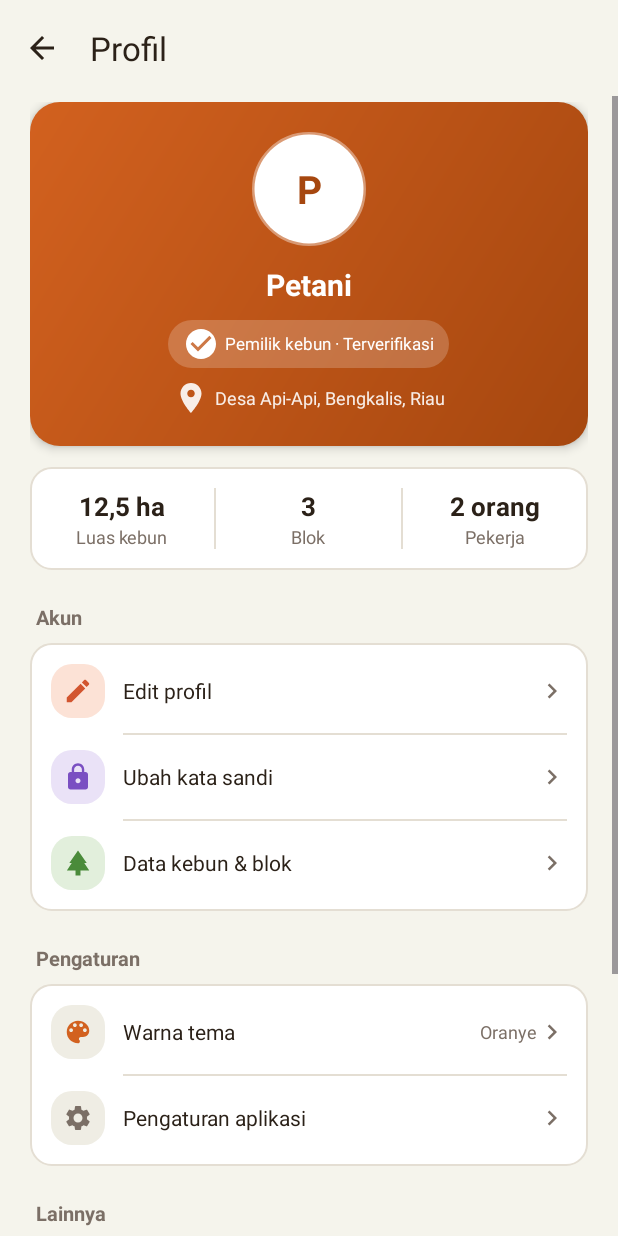
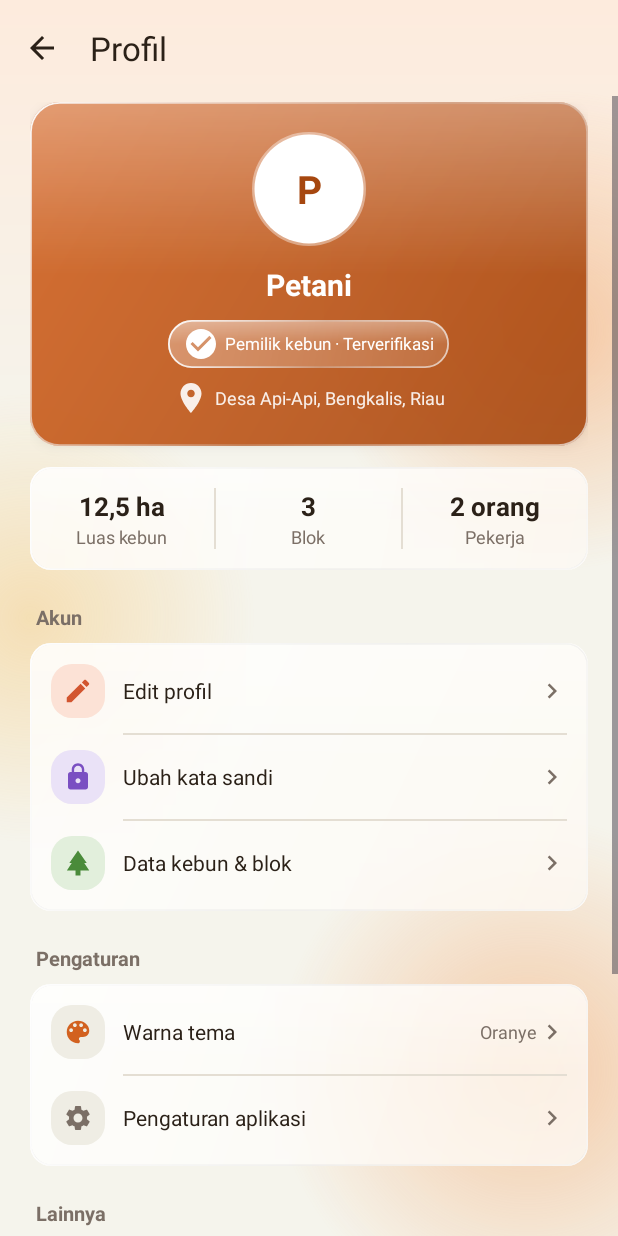
Before and after one commit to najwan24ti/Mobile_projek_akhir, an Android app: the ProfilActivity screen opened directly, with no data from a screen before it, on a phone screen of 412 x 824 dp. Run offline under Robolectric (Android 15) with nearby library versions, the phone set to English and light mode, and no system bars.

Commit message:
Ganti semua card menjadi kaca (liquid glass)
- Komponen KacaDrawable: background kaca buram yang bisa dipakai dari XML
- bg_kartu, bg_saldo_card, bg_kartu_pengingat, bg_ringkasan, bg_banner_offline, dll. memakai KacaDrawable
- Background halaman baru (bg_halaman) dengan cahaya warna samar sesuai tema
- Toolbar dibuat transparan
- Perbarui STRUKTUR.md

```diff
--- /dev/null
+++ b/app/src/main/java/com/example/najwan_2tif/palmsys/komponen/KacaDrawable.kt
@@ -0,0 +1,240 @@
+package com.example.najwan_2tif.palmsys.komponen
+
+import android.content.res.Resources
+import android.content.res.TypedArray
+import android.graphics.Bitmap
+import android.graphics.Canvas
+import android.graphics.Color
+import android.graphics.ColorFilter
+import android.graphics.LinearGradient
+import android.graphics.Outline
+import android.graphics.Paint
+import android.graphics.Path
+import android.graphics.PixelFormat
+import android.graphics.Rect
+import android.graphics.RectF
+import android.graphics.Shader
+import android.graphics.drawable.Drawable
+import android.graphics.drawable.RippleDrawable
+import android.util.AttributeSet
+import android.util.TypedValue
+import android.view.View
+import android.view.ViewTreeObserver
+import androidx.core.graphics.ColorUtils
+import androidx.core.graphics.createBitmap
+import com.example.najwan_2tif.R
+import org.xmlpull.v1.XmlPullParser
+import kotlin.math.max
+import kotlin.math.roundToInt
+
+/**
+ * Background kaca ("liquid glass") untuk card. Dipakai langsung dari XML, contoh res/drawable/bg_kartu.xml:
+ *
+ *     <drawable class="com.example.najwan_2tif.palmsys.komponen.KacaDrawable"
+ *         app:kacaRadius="14dp" app:kacaWarnaAwal="#FFFFFFFF" app:kacaPekat="0.8" ... />
+ *
+ * Cara menggambarnya:
+ * 1. Background halaman tepat di belakang card "difoto" kecil-kecil lalu diperbesar → jadi buram.
+ * 2. Ditimpa lapisan warna kaca yang agak pekat (kacaPekat) supaya tidak terlalu tembus pandang.
+ * 3. Ditambah kilau di bagian atas dan garis tepi terang seperti pinggiran kaca.
+ * Saat halaman digulir, foto latarnya diperbarui sehingga card terlihat seperti kaca yang bergerak.
+ */
+class KacaDrawable : Drawable() {
+
+    private var radius = 0f
+    private var warnaAwal = Color.WHITE
+    private var warnaAkhir = Color.WHITE
+    private var pekat = 0.8f
+    private var pakaiLatar = true
+    private var alphaDrawable = 255
+    private var attrWarnaAwal = 0
+    private var attrWarnaAkhir = 0
+
+    private val kotak = RectF()
+    private val jalur = Path()
+    private val catLapisan = Paint(Paint.ANTI_ALIAS_FLAG)
+    private val catKilau = Paint(Paint.ANTI_ALIAS_FLAG)
+    private val catTepi = Paint(Paint.ANTI_ALIAS_FLAG).apply { style = Paint.Style.STROKE }
+    private val catGarisLuar = Paint(Paint.ANTI_ALIAS_FLAG).apply { style = Paint.Style.STROKE }
+    private val catFoto = Paint(Paint.FILTER_BITMAP_FLAG)
+
+    // ---------- Foto latar (background halaman di belakang card) ----------
+    private var fotoLatar: Bitmap? = null
+    private var kunciFoto = ""
+    private val lokasiCard = IntArray(2)
+    private val lokasiLatar = IntArray(2)
+    private var sudahDengarGulir = false
+
+    override fun inflate(
+        r: Resources, parser: XmlPullParser, attrs: AttributeSet, theme: Resources.Theme?
+    ) {
+        super.inflate(r, parser, attrs, theme)
+        val a = theme?.obtainStyledAttributes(attrs, R.styleable.KacaDrawable, 0, 0)
+            ?: r.obtainAttributes(attrs, R.styleable.KacaDrawable)
+        radius = a.getDimension(R.styleable.KacaDrawable_kacaRadius, 14f * r.displayMetrics.density)
+        // Warna bisa berupa ?attr/warnaUtama (warna tema). Kalau tema belum ada saat dimuat,
+        // id atributnya disimpan dulu lalu dibaca nanti di applyTheme().
+        attrWarnaAwal = idAtributTema(a, R.styleable.KacaDrawable_kacaWarnaAwal)
+        attrWarnaAkhir = idAtributTema(a, R.styleable.KacaDrawable_kacaWarnaAkhir)
+        if (attrWarnaAwal == 0) warnaAwal = a.getColor(R.styleable.KacaDrawable_kacaWarnaAwal, Color.WHITE)
+        if (!a.hasValue(R.styleable.KacaDrawable_kacaWarnaAkhir)) {
+            // Tidak diisi → sama dengan warna awal
+            warnaAkhir = warnaAwal
+            attrWarnaAkhir = attrWarnaAwal
+        } else if (attrWarnaAkhir == 0) {
+            warnaAkhir = a.getColor(R.styleable.KacaDrawable_kacaWarnaAkhir, warnaAwal)
+        }
+        pekat = a.getFloat(R.styleable.KacaDrawable_kacaPekat, 0.8f)
+        pakaiLatar = a.getBoolean(R.styleable.KacaDrawable_kacaPakaiLatar, true)
+        a.recycle()
+
+        val density = r.displayMetrics.density
+        catTepi.strokeWidth = 1.2f * density
+        catGarisLuar.strokeWidth = 0.8f * density
+    }
+
+    /** Kalau nilai atribut berupa ?attr/... yang belum terbaca, kembalikan id atributnya; selain itu 0. */
+    private fun idAtributTema(a: TypedArray, index: Int): Int {
+        val nilai = a.peekValue(index) ?: return 0
+        return if (nilai.type == TypedValue.TYPE_ATTRIBUTE) nilai.data else 0
+    }
+
+    override fun canApplyTheme(): Boolean = attrWarnaAwal != 0 || attrWarnaAkhir != 0
+
+    override fun applyTheme(t: Resources.Theme) {
+        super.applyTheme(t)
+        val nilai = TypedValue()
+        if (attrWarnaAwal != 0 && t.resolveAttribute(attrWarnaAwal, nilai, true)) warnaAwal = nilai.data
+        if (attrWarnaAkhir != 0 && t.resolveAttribute(attrWarnaAkhir, nilai, true)) warnaAkhir = nilai.data
+        attrWarnaAwal = 0
+        attrWarnaAkhir = 0
+        onBoundsChange(bounds)
+    }
+
+    override fun onBoundsChange(bounds: Rect) {
+        super.onBoundsChange(bounds)
+        kotak.set(bounds)
+        jalur.reset()
+        jalur.addRoundRect(kotak, radius, radius, Path.Direction.CW)
+        val l = kotak.left
+        val t = kotak.top
+
+        // Lapisan kaca: gradasi diagonal, dibuat agak tembus (pekat)
+        catLapisan.shader = LinearGradient(
+            l, t, kotak.right, kotak.bottom,
+            pakaiPekat(warnaAwal), pakaiPekat(warnaAkhir), Shader.TileMode.CLAMP
+        )
+        // Kilau lembut di bagian atas card
+        catKilau.shader = LinearGradient(
+            0f, t, 0f, t + kotak.height() * 0.5f,
+            Color.argb(80, 255, 255, 255), Color.TRANSPARENT, Shader.TileMode.CLAMP
+        )
+        // Tepi kaca: terang di kiri-atas, redup di tengah, agak terang lagi di kanan-bawah
+        catTepi.shader = LinearGradient(
+            l, t, kotak.right, kotak.bottom,
+            intArrayOf(
+                Color.argb(240, 255, 255, 255), Color.argb(60, 255, 255, 255), Color.argb(170, 255, 255, 255)
+            ),
+            floatArrayOf(0f, 0.55f, 1f), Shader.TileMode.CLAMP
+        )
+        catGarisLuar.color = Color.argb(22, 0, 0, 0)
+        kunciFoto = ""
+    }
+
+    override fun draw(canvas: Canvas) {
+        if (kotak.isEmpty) return
+        canvas.save()
+        canvas.clipPath(jalur)
+
+        if (pakaiLatar) gambarLatarBuram(canvas)
+        canvas.drawRect(kotak, catLapisan)
+        canvas.drawRect(kotak, catKilau)
+
+        canvas.restore()
+
+        // Garis luar tipis (supaya card tetap terlihat batasnya) + tepi kaca yang berkilau
+        val setengah = catTepi.strokeWidth / 2f
+        canvas.drawRoundRect(
+            kotak.left + setengah, kotak.top + setengah, kotak.right - setengah, kotak.bottom - setengah,
+            radius, radius, catGarisLuar
+        )
+        canvas.drawRoundRect(
+            kotak.left + setengah, kotak.top + setengah, kotak.right - setengah, kotak.bottom - setengah,
+            radius - setengah, radius - setengah, catTepi
+        )
+    }
+
+    /** Gambar background halaman (yang ada di belakang card ini) dalam keadaan buram. */
+    private fun gambarLatarBuram(canvas: Canvas) {
+        val card = callback as? View ?: return
+        val latar = cariLatar(card) ?: return
+        val bgLatar = latar.background ?: return
+
+        if (!sudahDengarGulir) {
+            // Saat halaman digulir, posisi card terhadap background berubah → gambar ulang
+            card.viewTreeObserver.addOnScrollChangedListener(ViewTreeObserver.OnScrollChangedListener {
+                invalidateSelf()
+            })
+            sudahDengarGulir = true
+        }
+
+        card.getLocationInWindow(lokasiCard)
+        latar.getLocationInWindow(lokasiLatar)
+        val dx = lokasiCard[0] - lokasiLatar[0]
+        val dy = lokasiCard[1] - lokasiLatar[1]
+        val kunci = "$dx,$dy,${bounds.width()},${bounds.height()}"
+
+        if (kunci != kunciFoto || fotoLatar == null) {
+            // Foto dibuat sangat kecil (1/14 ukuran). Saat diperbesar lagi dengan filter → terlihat buram.
+            val lebar = max(1, (bounds.width() * SKALA).roundToInt())
+            val tinggi = max(1, (bounds.height() * SKALA).roundToInt())
+            val foto = fotoLatar?.takeIf { it.width == lebar && it.height == tinggi }
+                ?: createBitmap(lebar, tinggi).also { fotoLatar = it }
+            foto.eraseColor(Color.TRANSPARENT)
+            val c = Canvas(foto)
+            c.scale(SKALA, SKALA)
+            c.translate(-(dx + bounds.left).toFloat(), -(dy + bounds.top).toFloat())
+            bgLatar.draw(c)
+            kunciFoto = kunci
+        }
+        fotoLatar?.let { canvas.drawBitmap(it, null, bounds, catFoto) }
+    }
+
+    /** Cari view induk terdekat yang punya background halaman (bukan kaca lain / efek sentuh). */
+    private fun cariLatar(card: View): View? {
+        var induk = card.parent
+        while (induk is View) {
+            val bg = induk.background
+            if (bg != null && bg !is KacaDrawable && bg !is RippleDrawable) return induk
+            induk = induk.parent
+        }
+        return null
+    }
+
+    private fun pakaiPekat(warna: Int): Int =
+        ColorUtils.setAlphaComponent(warna, (Color.alpha(warna) * pekat * alphaDrawable / 255f).roundToInt())
+
+    override fun getOutline(outline: Outline) {
+        outline.setRoundRect(bounds, radius)
+        outline.alpha = 0.25f
+    }
+
+    override fun setAlpha(alpha: Int) {
+        alphaDrawable = alpha
+        onBoundsChange(bounds)
+        invalidateSelf()
+    }
+
+    override fun setColorFilter(colorFilter: ColorFilter?) {
+        catLapisan.colorFilter = colorFilter
+        invalidateSelf()
+    }
+
+    @Deprecated("Deprecated in Java")
+    override fun getOpacity(): Int = PixelFormat.TRANSLUCENT
+
+    private companion object {
+        /** Ukuran foto latar dibanding card. Makin kecil → makin buram. */
+        const val SKALA = 1f / 14f
+    }
+}
--- a/app/src/main/res/drawable/bg_chip_transparan.xml
+++ b/app/src/main/res/drawable/bg_chip_transparan.xml
@@ -1,6 +1,10 @@
 <?xml version="1.0" encoding="utf-8"?>
-<shape xmlns:android="http://schemas.android.com/apk/res/android"
-    android:shape="rectangle">
-    <solid android:color="#33FFFFFF" />
-    <corners android:radius="50dp" />
-</shape>
+<!-- Chip kaca kecil di dalam card berwarna -->
+<drawable xmlns:android="http://schemas.android.com/apk/res/android"
+    xmlns:app="http://schemas.android.com/apk/res-auto"
+    class="com.example.najwan_2tif.palmsys.komponen.KacaDrawable"
+    app:kacaPakaiLatar="false"
+    app:kacaPekat="1"
+    app:kacaRadius="50dp"
+    app:kacaWarnaAkhir="#1FFFFFFF"
+    app:kacaWarnaAwal="#4DFFFFFF" />
--- /dev/null
+++ b/app/src/main/res/drawable/bg_halaman.xml
@@ -0,0 +1,70 @@
+<?xml version="1.0" encoding="utf-8"?>
+<!-- Background halaman: krem + beberapa cahaya warna samar.
+     Cahaya ini yang terlihat buram lewat card kaca (KacaDrawable). Warnanya ikut tema. -->
+<layer-list xmlns:android="http://schemas.android.com/apk/res/android">
+
+    <item>
+        <shape android:shape="rectangle">
+            <solid android:color="@color/palm_cream" />
+        </shape>
+    </item>
+
+    <!-- Gradasi lembut di atas -->
+    <item
+        android:height="300dp"
+        android:gravity="top|fill_horizontal">
+        <shape android:shape="rectangle">
+            <gradient
+                android:angle="270"
+                android:endColor="@color/palm_cream"
+                android:startColor="?attr/warnaUtamaLembut" />
+        </shape>
+    </item>
+
+    <!-- Cahaya kanan atas -->
+    <item
+        android:width="320dp"
+        android:height="320dp"
+        android:gravity="top|end"
+        android:right="-120dp"
+        android:top="60dp">
+        <shape android:shape="oval">
+            <gradient
+                android:endColor="#00FFFFFF"
+                android:gradientRadius="160dp"
+                android:startColor="?attr/warnaCahayaLatar"
+                android:type="radial" />
+        </shape>
+    </item>
+
+    <!-- Cahaya emas kiri tengah -->
+    <item
+        android:width="300dp"
+        android:height="300dp"
+        android:gravity="center_vertical|start"
+        android:left="-130dp">
+        <shape android:shape="oval">
+            <gradient
+                android:endColor="#00FFFFFF"
+                android:gradientRadius="150dp"
+                android:startColor="@color/cahaya_emas"
+                android:type="radial" />
+        </shape>
+    </item>
+
+    <!-- Cahaya kanan bawah -->
+    <item
+        android:width="340dp"
+        android:height="340dp"
+        android:bottom="-60dp"
+        android:gravity="bottom|end"
+        android:right="-110dp">
+        <shape android:shape="oval">
+            <gradient
+                android:endColor="#00FFFFFF"
+                android:gradientRadius="170dp"
+                android:startColor="?attr/warnaCahayaLatar"
+                android:type="radial" />
+        </shape>
+    </item>
+</layer-list>
--- a/app/src/main/res/drawable/bg_kartu.xml
+++ b/app/src/main/res/drawable/bg_kartu.xml
@@ -1,9 +1,10 @@
 <?xml version="1.0" encoding="utf-8"?>
-<shape xmlns:android="http://schemas.android.com/apk/res/android"
-    android:shape="rectangle">
-    <solid android:color="@color/white" />
-    <stroke
-        android:width="1dp"
-        android:color="@color/palm_line" />
-    <corners android:radius="14dp" />
-</shape>
+<!-- Card kaca putih (agak buram, tidak terlalu tembus) -->
+<drawable xmlns:android="http://schemas.android.com/apk/res/android"
+    xmlns:app="http://schemas.android.com/apk/res-auto"
+    class="com.example.najwan_2tif.palmsys.komponen.KacaDrawable"
+    app:kacaPakaiLatar="true"
+    app:kacaPekat="0.78"
+    app:kacaRadius="14dp"
+    app:kacaWarnaAkhir="#FFFDFAF4"
+    app:kacaWarnaAwal="#FFFFFFFF" />
--- a/app/src/main/res/drawable/bg_saldo_card.xml
+++ b/app/src/main/res/drawable/bg_saldo_card.xml
@@ -1,9 +1,10 @@
 <?xml version="1.0" encoding="utf-8"?>
-<shape xmlns:android="http://schemas.android.com/apk/res/android"
-    android:shape="rectangle">
-    <gradient
-        android:angle="315"
-        android:endColor="?attr/warnaUtamaGelap"
-        android:startColor="?attr/warnaUtama" />
-    <corners android:radius="20dp" />
-</shape>
+<!-- Card kaca berwarna tema (kartu saldo, profil, ringkasan) -->
+<drawable xmlns:android="http://schemas.android.com/apk/res/android"
+    xmlns:app="http://schemas.android.com/apk/res-auto"
+    class="com.example.najwan_2tif.palmsys.komponen.KacaDrawable"
+    app:kacaPakaiLatar="true"
+    app:kacaPekat="0.9"
+    app:kacaRadius="20dp"
+    app:kacaWarnaAkhir="?attr/warnaUtamaGelap"
+    app:kacaWarnaAwal="?attr/warnaUtama" />
--- a/app/src/main/res/layout/activity_catat_penjualan.xml
+++ b/app/src/main/res/layout/activity_catat_penjualan.xml
@@ -5,7 +5,7 @@
     android:id="@+id/main"
     android:layout_width="match_parent"
     android:layout_height="match_parent"
-    android:background="@color/palm_cream"
+    android:background="@drawable/bg_halaman"
     android:orientation="vertical"
     tools:context=".palmsys.penjualan.CatatPenjualanActivity">
 
@@ -13,7 +13,7 @@
         android:id="@+id/toolbar"
         android:layout_width="match_parent"
         android:layout_height="?attr/actionBarSize"
-        android:background="@color/palm_cream"
+        android:background="@android:color/transparent"
         app:menu="@menu/menu_catat_penjualan"
         app:navigationContentDescription="@string/batal"
         app:navigationIcon="@drawable/ic_arrow_back"
--- a/app/src/main/res/layout/activity_login.xml
+++ b/app/src/main/res/layout/activity_login.xml
@@ -5,7 +5,7 @@
     android:id="@+id/main"
     android:layout_width="match_parent"
     android:layout_height="match_parent"
-    android:background="@color/palm_cream"
+    android:background="@drawable/bg_halaman"
     android:fillViewport="true"
     tools:context=".palmsys.auth.LoginActivity">
 
--- a/app/src/main/res/layout/activity_pengaturan.xml
+++ b/app/src/main/res/layout/activity_pengaturan.xml
@@ -5,7 +5,7 @@
     android:id="@+id/main"
     android:layout_width="match_parent"
     android:layout_height="match_parent"
-    android:background="@color/palm_cream"
+    android:background="@drawable/bg_halaman"
     android:orientation="vertical"
     tools:context=".palmsys.pengaturan.PengaturanActivity">
 
@@ -13,7 +13,7 @@
         android:id="@+id/toolbar"
         android:layout_width="match_parent"
         android:layout_height="?attr/actionBarSize"
-        android:background="@color/palm_cream"
+        android:background="@android:color/transparent"
         app:navigationContentDescription="@string/kembali"
         app:navigationIcon="@drawable/ic_arrow_back"
         app:navigationIconTint="@color/palm_text"
--- a/app/src/main/res/layout/activity_profil.xml
+++ b/app/src/main/res/layout/activity_profil.xml
@@ -5,7 +5,7 @@
     android:id="@+id/main"
     android:layout_width="match_parent"
     android:layout_height="match_parent"
-    android:background="@color/palm_cream"
+    android:background="@drawable/bg_halaman"
     android:orientation="vertical"
     tools:context=".palmsys.profil.ProfilActivity">
 
@@ -13,7 +13,7 @@
         android:id="@+id/toolbar"
         android:layout_width="match_parent"
         android:layout_height="?attr/actionBarSize"
-        android:background="@color/palm_cream"
+        android:background="@android:color/transparent"
         app:navigationContentDescription="@string/kembali"
         app:navigationIcon="@drawable/ic_arrow_back"
         app:navigationIconTint="@color/palm_text"
--- a/app/src/main/res/layout/activity_transaksi.xml
+++ b/app/src/main/res/layout/activity_transaksi.xml
@@ -5,7 +5,7 @@
     android:id="@+id/main"
     android:layout_width="match_parent"
     android:layout_height="match_parent"
-    android:background="@color/palm_cream"
+    android:background="@drawable/bg_halaman"
     android:orientation="vertical"
     tools:context=".palmsys.transaksi.TransaksiActivity">
 
@@ -13,7 +13,7 @@
         android:id="@+id/toolbar"
         android:layout_width="match_parent"
         android:layout_height="?attr/actionBarSize"
-        android:background="@color/palm_cream"
+        android:background="@android:color/transparent"
         app:navigationContentDescription="@string/kembali"
         app:navigationIcon="@drawable/ic_arrow_back"
         app:navigationIconTint="@color/palm_text"
--- a/app/src/main/res/values/colors.xml
+++ b/app/src/main/res/values/colors.xml
@@ -30,6 +30,14 @@
     <color name="tema_biru_gelap">#FF1D5599</color>
     <color name="tema_biru_lembut">#FFE0ECFA</color>
 
+    <!-- Cahaya samar di background halaman, per tema (sudah tembus pandang) -->
+    <color name="cahaya_oranye">#66F28A3C</color>
+    <color name="cahaya_merah">#5CE5484D</color>
+    <color name="cahaya_ungu">#5CA35BE0</color>
+    <color name="cahaya_hijau">#5C4FAF55</color>
+    <color name="cahaya_biru">#5C3D8FE8</color>
+    <color name="cahaya_emas">#55F5B547</color>
+
     <!-- Ikon menu beranda -->
     <color name="tile_green">#FF4A8B3A</color>
     <color name="tile_green_bg">#FFE2EFDC</color>
--- a/app/src/main/res/values/themes.xml
+++ b/app/src/main/res/values/themes.xml
@@ -15,6 +15,7 @@
         <item name="warnaUtama">@color/palm_orange</item>
         <item name="warnaUtamaGelap">@color/palm_orange_dark</item>
         <item name="warnaUtamaLembut">@color/palm_orange_soft</item>
+        <item name="warnaCahayaLatar">@color/cahaya_oranye</item>
         <item name="colorPrimary">@color/palm_orange_dark</item>
         <item name="colorPrimaryContainer">@color/palm_orange_soft</item>
         <item name="colorSecondaryContainer">@color/palm_orange_soft</item>
@@ -26,6 +27,7 @@
         <item name="warnaUtama">@color/tema_merah</item>
         <item name="warnaUtamaGelap">@color/tema_merah_gelap</item>
         <item name="warnaUtamaLembut">@color/tema_merah_lembut</item>
+        <item name="warnaCahayaLatar">@color/cahaya_merah</item>
         <item name="colorPrimary">@color/tema_merah_gelap</item>
         <item name="colorPrimaryContainer">@color/tema_merah_lembut</item>
         <item name="colorSecondaryContainer">@color/tema_merah_lembut</item>
@@ -37,6 +39,7 @@
         <item name="warnaUtama">@color/tema_ungu</item>
         <item name="warnaUtamaGelap">@color/tema_ungu_gelap</item>
         <item name="warnaUtamaLembut">@color/tema_ungu_lembut</item>
+        <item name="warnaCahayaLatar">@color/cahaya_ungu</item>
         <item name="colorPrimary">@color/tema_ungu_gelap</item>
         <item name="colorPrimaryContainer">@color/tema_ungu_lembut</item>
         <item name="colorSecondaryContainer">@color/tema_ungu_lembut</item>
@@ -48,6 +51,7 @@
         <item name="warnaUtama">@color/tema_hijau</item>
         <item name="warnaUtamaGelap">@color/tema_hijau_gelap</item>
         <item name="warnaUtamaLembut">@color/tema_hijau_lembut</item>
+        <item name="warnaCahayaLatar">@color/cahaya_hijau</item>
         <item name="colorPrimary">@color/tema_hijau_gelap</item>
         <item name="colorPrimaryContainer">@color/tema_hijau_lembut</item>
         <item name="colorSecondaryContainer">@color/tema_hijau_lembut</item>
@@ -59,6 +63,7 @@
         <item name="warnaUtama">@color/tema_biru</item>
         <item name="warnaUtamaGelap">@color/tema_biru_gelap</item>
         <item name="warnaUtamaLembut">@color/tema_biru_lembut</item>
+        <item name="warnaCahayaLatar">@color/cahaya_biru</item>
         <item name="colorPrimary">@color/tema_biru_gelap</item>
         <item name="colorPrimaryContainer">@color/tema_biru_lembut</item>
         <item name="colorSecondaryContainer">@color/tema_biru_lembut</item>
```
Also changed, not shown: app/src/main/res/drawable/bg_banner_offline.xml (+9 -8 lines), app/src/main/res/drawable/bg_beranda.xml (+46 -1 lines), app/src/main/res/drawable/bg_kartu_pengingat.xml (+9 -8 lines), app/src/main/res/drawable/bg_logo_kotak.xml (+9 -5 lines), app/src/main/res/drawable/bg_ringkasan.xml (+9 -5 lines), app/src/main/res/drawable/bg_saldo_item.xml (+9 -5 lines), app/src/main/res/values/attrs.xml (+15 -0 lines), 1 other file.
